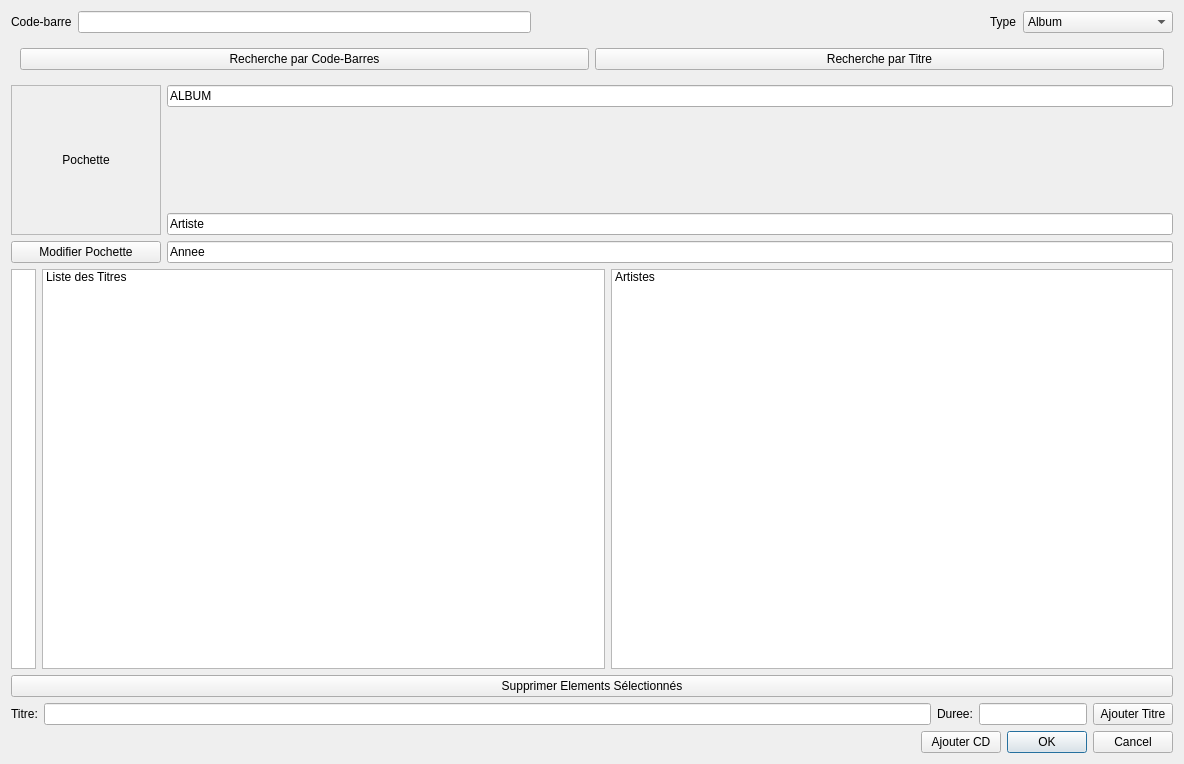
This is dialogueajouterphysique.ui in toopoormaghell/projet-musique as Qt 5 draws it before an edit. The edited form follows.
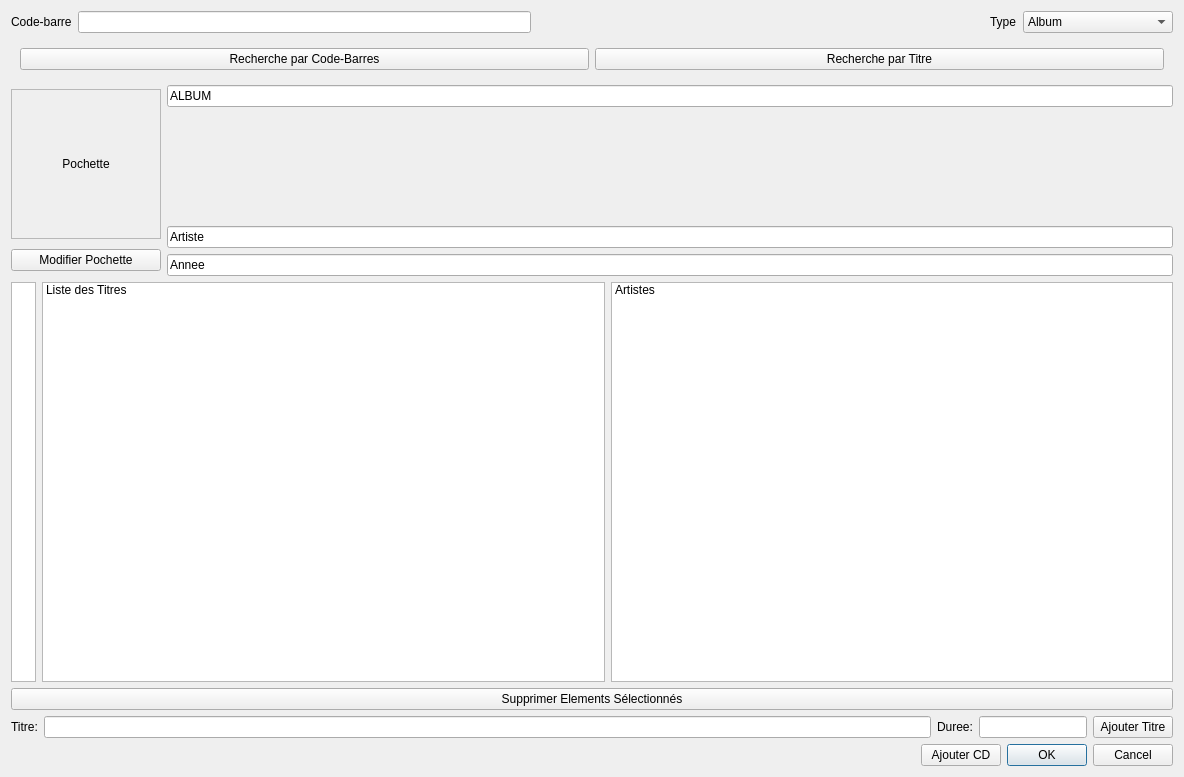
This is the edited form.

Commit message: Synchro 21 avril 2014 avant départ Alex

```diff
--- a/dialogueajouterphysique.ui
+++ b/dialogueajouterphysique.ui
@@ -7,7 +7,7 @@
     <x>0</x>
     <y>0</y>
     <width>1184</width>
-    <height>761</height>
+    <height>777</height>
    </rect>
   </property>
   <property name="windowTitle">
@@ -74,7 +74,7 @@
     </layout>
    </item>
    <item>
-    <widget class="QFrame" name="">
+    <widget class="QFrame" name="frame">
      <layout class="QHBoxLayout" name="horizontalLayout_4">
       <item>
        <widget class="QPushButton" name="Codebarres">
```
Left out of the diff: 5 changed lines with no effect on the pictures. The commit also changes 1 other file.
